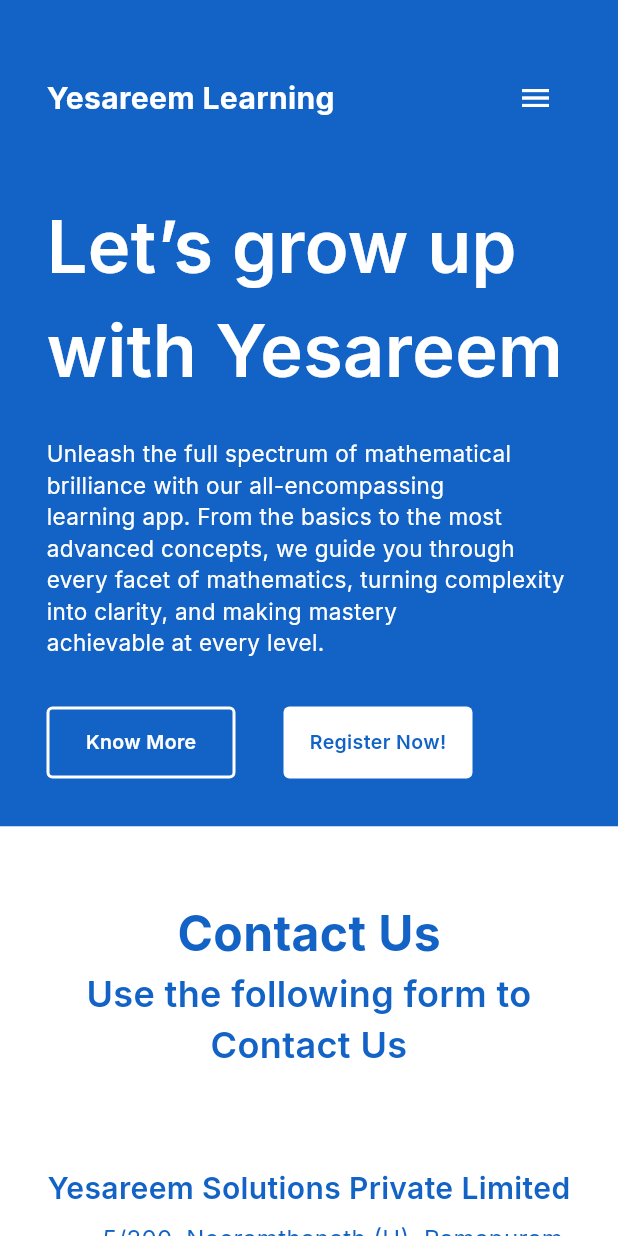
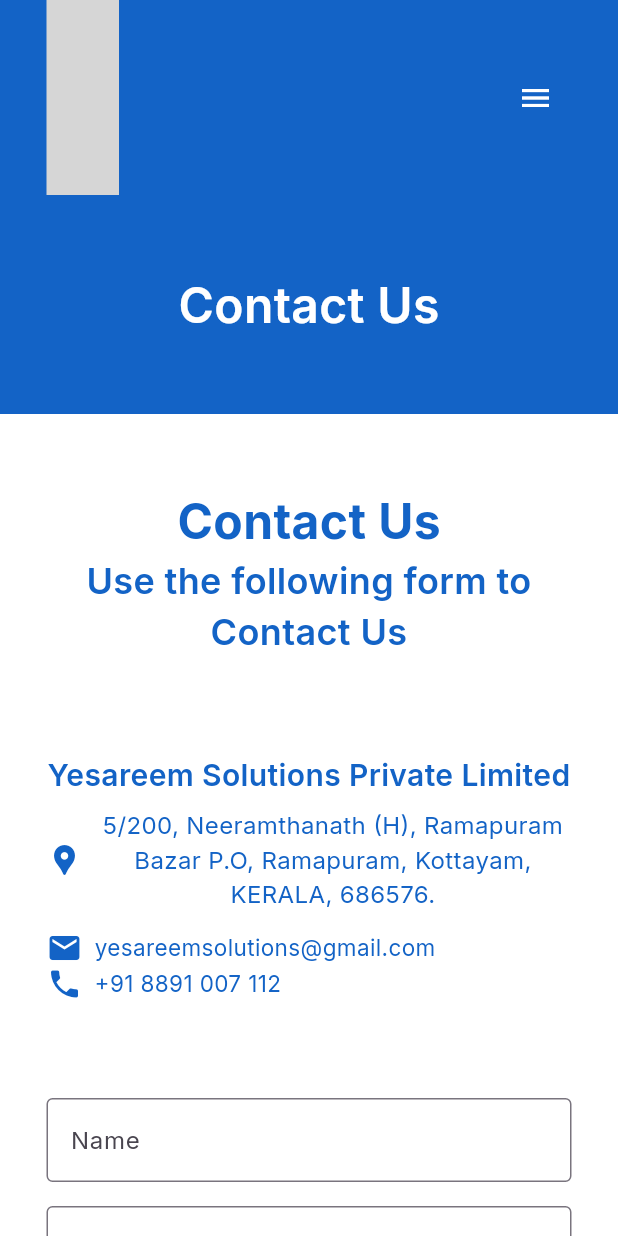
Before and after one commit to aravind-m-s/Yesareem-Website, a Flutter app: the screen it shows after launch, on a phone screen of 412 x 824 dp. Run offline on Flutter 3.47's test engine with Material 3 defaults, Android fonts, the phone set to English and light mode, and no system bars; our stand-ins replace flutter_svg, google_fonts; grey boxes are pictures that could not be loaded.

Commit message:
Update contact_screen.dart

```diff
--- a/lib/modules/contact_us/view/contact_screen.dart
+++ b/lib/modules/contact_us/view/contact_screen.dart
@@ -135,7 +135,7 @@
                                       phone(),
                                     ],
                                   ),
-                            const SizedBox(height: 32),
+                            const SizedBox(height: 64),
                             TextField(
                               controller: nameController,
                               decoration: const InputDecoration(
@@ -316,67 +316,84 @@
   }
 
   Column topCard() {
-    return Column(
-      crossAxisAlignment: CrossAxisAlignment.start,
+    return const Column(
+      crossAxisAlignment: CrossAxisAlignment.center,
+      mainAxisAlignment: MainAxisAlignment.center,
       children: [
-        const Text(
-          'Let’s grow up \nwith Yesareem ',
-          style: TextStyle(
-            color: Colors.white,
-            fontSize: 48,
-            fontWeight: FontWeight.w600,
-          ),
-        ),
-        const SizedBox(height: 24),
-        const Text(
-          'Unleash the full spectrum of mathematical brilliance with our all-encompassing \nlearning app. From the basics to the most advanced concepts, we guide you through \nevery facet of mathematics, turning complexity into clarity, and making mastery \nachievable at every level.',
-          style: TextStyle(
-            color: Colors.white,
-            fontSize: 15,
-            fontWeight: FontWeight.w400,
-          ),
-        ),
-        const SizedBox(height: 32),
-        Row(
-          children: [
-            Container(
-              alignment: Alignment.center,
-              width: 126,
-              height: 48,
-              decoration: BoxDecoration(
-                border: Border.all(width: 2, color: Colors.white),
-                borderRadius: BorderRadius.circular(4),
-              ),
-              child: const Text(
-                'Know More',
+        // const Text(
+        //   'Let’s grow up \nwith Yesareem ',
+        //   style: TextStyle(
+        //     color: Colors.white,
+        //     fontSize: 48,
+        //     fontWeight: FontWeight.w600,
+        //   ),
+        // ),
+        // const SizedBox(height: 24),
+        // const Text(
+        //   'Unleash the full spectrum of mathematical brilliance with our all-encompassing \nlearning app. From the basics to the most advanced concepts, we guide you through \nevery facet of mathematics, turning complexity into clarity, and making mastery \nachievable at every level.',
+        //   style: TextStyle(
+        //     color: Colors.white,
+        //     fontSize: 15,
+        //     fontWeight: FontWeight.w400,
+        //   ),
+        // ),
+        // const SizedBox(height: 32),
+        // Row(
+        //   children: [
+        //     Container(
+        //       alignment: Alignment.center,
+        //       width: 126,
+        //       height: 48,
+        //       decoration: BoxDecoration(
+        //         border: Border.all(width: 2, color: Colors.white),
+        //         borderRadius: BorderRadius.circular(4),
+        //       ),
+        //       child: const Text(
+        //         'Know More',
+        //         style: TextStyle(
+        //           color: Colors.white,
+        //           fontSize: 13,
+        //           fontWeight: FontWeight.w600,
+        //         ),
+        //       ),
+        //     ),
+        //     const SizedBox(width: 32),
+        //     Container(
+        //       alignment: Alignment.center,
+        //       width: 126,
+        //       height: 48,
+        //       decoration: BoxDecoration(
+        //         color: Colors.white,
+        //         borderRadius: BorderRadius.circular(4),
+        //       ),
+        //       child: const Text(
+        //         'Register Now!',
+        //         style: TextStyle(
+        //           color: AppColors.primaryColors,
+        //           fontSize: 13,
+        //           fontWeight: FontWeight.w600,
+        //         ),
+        //       ),
+        //     ),
+        //   ],
+        // ),
+        // const SizedBox(height: 32),
+        Padding(
+          padding: EdgeInsets.symmetric(vertical: 50.0),
+          child: Row(
+            mainAxisAlignment: MainAxisAlignment.center,
+            children: [
+              Text(
+                "Contact Us",
                 style: TextStyle(
+                  fontSize: 32,
+                  fontWeight: FontWeight.w600,
                   color: Colors.white,
-                  fontSize: 13,
-                  fontWeight: FontWeight.w600,
                 ),
               ),
-            ),
-            const SizedBox(width: 32),
-            Container(
-              alignment: Alignment.center,
-              width: 126,
-              height: 48,
-              decoration: BoxDecoration(
-                color: Colors.white,
-                borderRadius: BorderRadius.circular(4),
-              ),
-              child: const Text(
-                'Register Now!',
-                style: TextStyle(
-                  color: AppColors.primaryColors,
-                  fontSize: 13,
-                  fontWeight: FontWeight.w600,
-                ),
-              ),
-            ),
-          ],
-        ),
-        const SizedBox(height: 32),
+            ],
+          ),
+        )
       ],
     );
   }
@@ -458,7 +475,7 @@
       crossAxisAlignment: CrossAxisAlignment.start,
       children: [
         rightOne(),
-        const SizedBox(width: 32),
+        const SizedBox(width: 75),
         rightTwo(),
       ],
     );
@@ -520,7 +537,8 @@
                         style: TextStyle(
                           color: AppColors.primaryColors,
                           fontSize: 12,
-                          fontWeight: FontWeight.w600,
+                          fontFamily: "Inter",
+                          fontWeight: FontWeight.bold,
                         ),
                       ),
                     ],
@@ -574,19 +592,12 @@
   }
 
   Column footerLeft() {
-    return const Column(
+    return Column(
       crossAxisAlignment: CrossAxisAlignment.start,
       children: [
-        Text(
-          'Yesareem Learning  ',
-          style: TextStyle(
-            color: AppColors.primaryColors,
-            fontSize: 20,
-            fontWeight: FontWeight.w700,
-          ),
-        ),
-        SizedBox(height: 32),
-        Text(
+        SvgPicture.asset('images/blue_logo.svg'),
+        const SizedBox(height: 32),
+        const Text(
           'YESAREEM SOLUTIONS PRIVATE LIMITED, \nestablished in 2023, is an Ed-Tech company.\nFocused on making mathematics accessible\nand eliminating associated learning stigmas.',
           style: TextStyle(
             color: Colors.black,
@@ -594,8 +605,8 @@
             fontWeight: FontWeight.w400,
           ),
         ),
-        SizedBox(height: 24),
-        Row(
+        const SizedBox(height: 24),
+        const Row(
           children: [
             Icon(
               Icons.mail,
@@ -612,8 +623,8 @@
             )
           ],
         ),
-        SizedBox(height: 8),
-        Row(
+        const SizedBox(height: 8),
+        const Row(
           children: [
             Icon(
               Icons.phone,
@@ -630,7 +641,7 @@
             )
           ],
         ),
-        SizedBox(height: 32),
+        const SizedBox(height: 32),
       ],
     );
   }
@@ -711,14 +722,7 @@
       child: Row(
         mainAxisAlignment: MainAxisAlignment.spaceBetween,
         children: [
-          const Text(
-            'Yesareem Learning',
-            style: TextStyle(
-              color: Colors.white,
-              fontSize: 20,
-              fontWeight: FontWeight.w700,
-            ),
-          ),
+          SvgPicture.asset('images/logo.svg'),
           if (MediaQuery.of(context).size.width < 1050)
             IconButton(
                 onPressed: () {},
```
